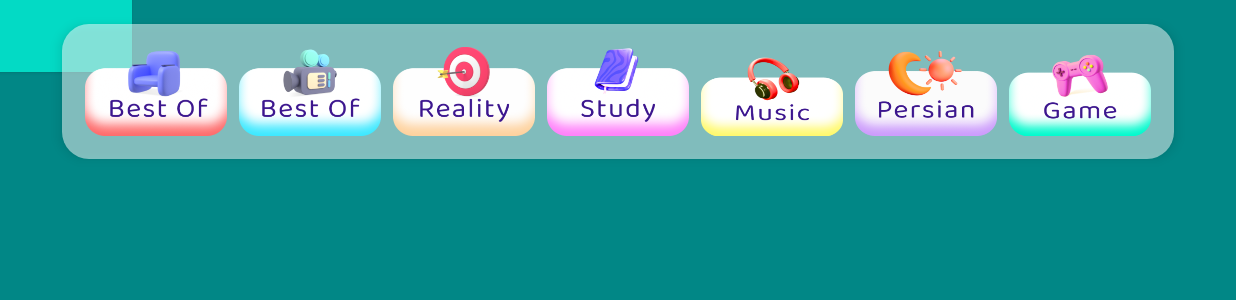
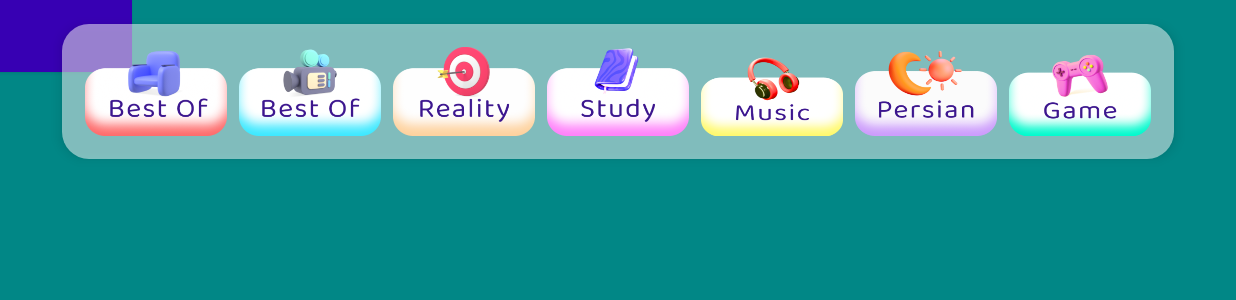
Before and after one commit to Bifekr/popittv, an Android app: the screen it shows after launch (MainActivity), after a tap on an icon or button, on a phone screen of 824 x 412 dp (held sideways). Shown: the top 300 px of the screen. Run offline under Robolectric (Android 15) with nearby library versions, the phone set to English and light mode, and no system bars; our stand-ins replace data binding.

Commit message:
change buttom color

```diff
--- a/app/src/main/res/layout/fragment_main_1.xml
+++ b/app/src/main/res/layout/fragment_main_1.xml
@@ -9,7 +9,7 @@
     android:background="@color/teal_700">
 
     <Button
-android:background="@color/teal_200"
+android:background="@color/purple_700"
       android:id="@+id/btn_frg1"
       android:layout_width="wrap_content"
       android:layout_height="wrap_content"
```
